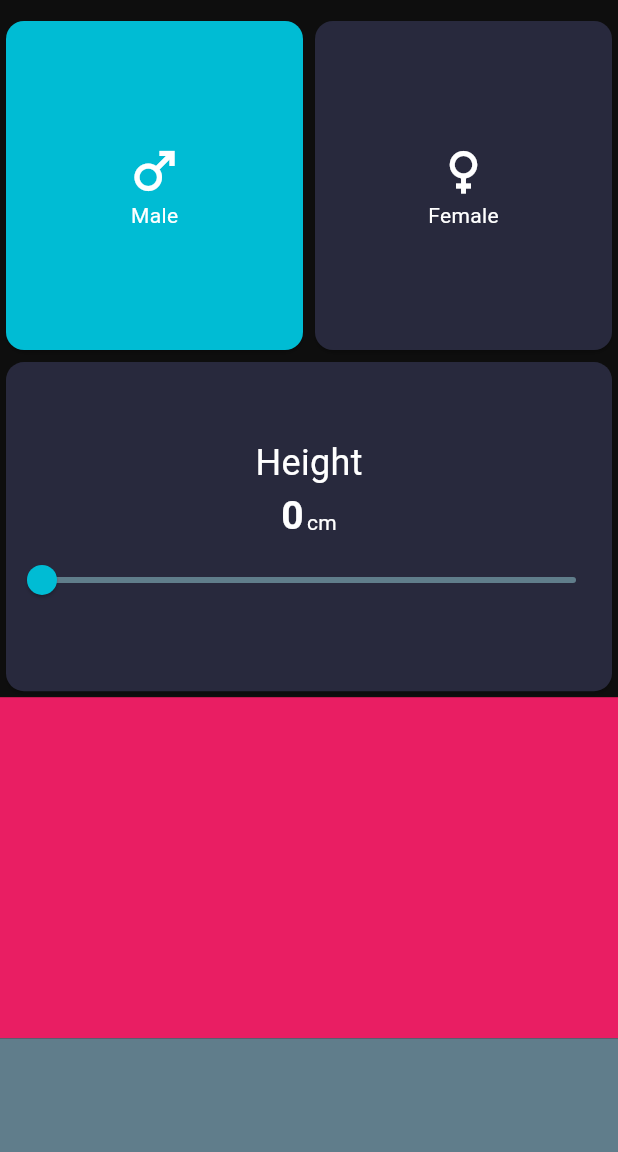
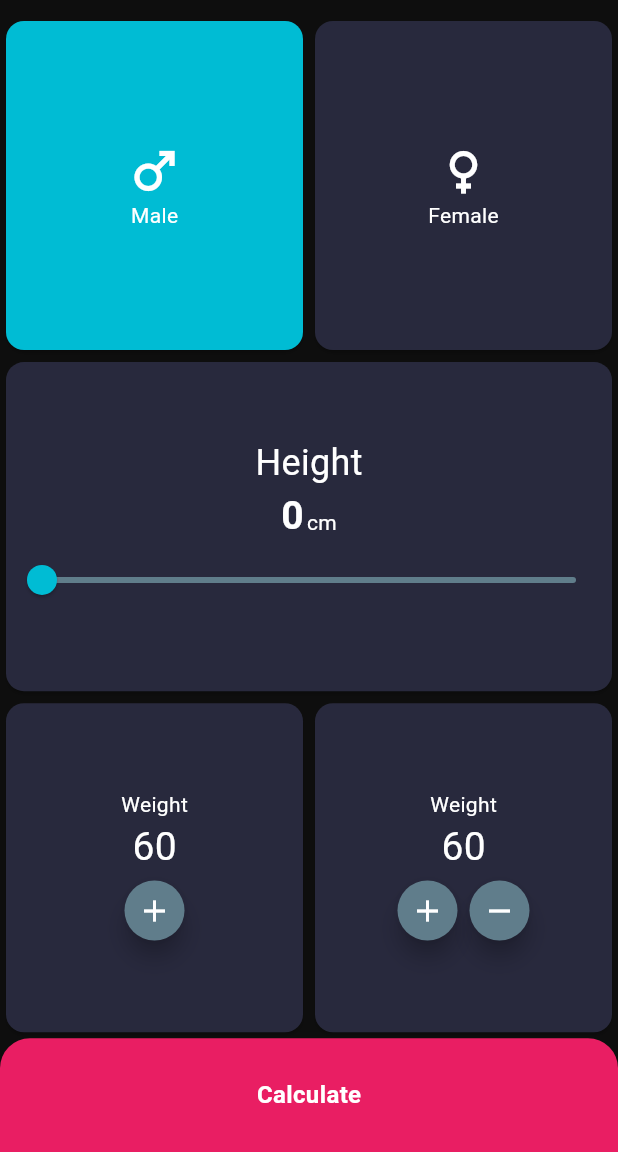
Before and after one commit to EusufUddin8926/bmi_calculator_flutter, a Flutter app: the screen it shows after launch, on a phone screen of 412 x 824 dp, the part 84-1236 px from its top. Run offline on Flutter 3.47's test engine with Material 3 defaults, Android fonts, the phone set to English and light mode, and no system bars.

Commit message:
design done

```diff
--- a/lib/screens/home_page.dart
+++ b/lib/screens/home_page.dart
@@ -25,7 +25,7 @@ class _HomePageState extends State<HomePage> {
         color: bgColor,
         child: Column(
           children: [
-            SizedBox(
+            const SizedBox(
               height: 10,
             ),
             Expanded(
@@ -49,7 +49,7 @@ class _HomePageState extends State<HomePage> {
                                 color: isClicked == false
                                     ? Colors.white
                                     : Colors.white),
-                            Text(
+                            const Text(
                               "Male",
                               style: TextStyle(color: Colors.white),
                             ),
@@ -74,7 +74,7 @@ class _HomePageState extends State<HomePage> {
                                 color: isClicked == false
                                     ? Colors.white
                                     : Colors.white),
-                            Text(
+                            const Text(
                               "Female",
                               style: TextStyle(color: Colors.white),
                             )
@@ -91,7 +91,7 @@ class _HomePageState extends State<HomePage> {
                   child: Column(
                     mainAxisAlignment: MainAxisAlignment.center,
                     children: [
-                      Text("Height",
+                      const Text("Height",
                           style: TextStyle(color: Colors.white, fontSize: 24)),
                       Row(
                         crossAxisAlignment: CrossAxisAlignment.baseline,
@@ -100,15 +100,15 @@ class _HomePageState extends State<HomePage> {
                         children: [
                           Text(
                             "${_value}",
-                            style: TextStyle(
+                            style: const TextStyle(
                                 color: Colors.white,
                                 fontSize: 26,
                                 fontWeight: FontWeight.bold),
                           ),
-                          SizedBox(
+                          const SizedBox(
                             width: 2,
                           ),
-                          Text(
+                          const Text(
                             "cm",
                             style: TextStyle(
                                 color: Colors.white,
@@ -121,7 +121,7 @@ class _HomePageState extends State<HomePage> {
                           min: 0,
                           max: 200,
                           thumbColor: Colors.cyan,
-                          activeColor: Colors.pink,
+                          activeColor: Colors.white,
                           inactiveColor: Colors.blueGrey,
                           value: _value.toDouble(),
                           onChanged: (double newValue) {
@@ -134,13 +134,80 @@ class _HomePageState extends State<HomePage> {
                 )),
             Expanded(
                 flex: 3,
-                child: Container(
-                  decoration: const BoxDecoration(color: Colors.pink),
+                child: Row(
+                  mainAxisAlignment: MainAxisAlignment.center,
+                  children: [
+                    Expanded(
+                      child: Card(
+                        color: cardColor,
+                        child: Column(
+                          mainAxisAlignment: MainAxisAlignment.center,
+                          children: [
+                            const Text(
+                              "Weight",
+                              style: TextStyle(color: Colors.white, fontSize: 14),
+                            ),
+                            const Text(
+                              "60",
+                              style: TextStyle(color: Colors.white, fontSize: 26),
+                            ),
+                            FloatingActionButton(
+                              onPressed: () {},
+                              mini: true,
+                              shape: RoundedRectangleBorder(borderRadius: BorderRadius.circular(50)),
+                              backgroundColor: Colors.blueGrey,
+                              child: Icon(Icons.add, color: Colors.white),
+                            )
+                          ],
+                        ),
+                      ),
+                    ),
+                    Expanded(
+                      child: Card(
+                        color: cardColor,
+                        child: Column(
+                          mainAxisAlignment: MainAxisAlignment.center,
+                          children: [
+                            const Text(
+                              "Weight",
+                              style: TextStyle(color: Colors.white, fontSize: 14),
+                            ),
+                            const Text(
+                              "60",
+                              style: TextStyle(color: Colors.white, fontSize: 26),
+                            ),
+                            Row(
+                              mainAxisAlignment: MainAxisAlignment.center,
+                              children: [
+                                FloatingActionButton(
+                                  onPressed: () {},
+                                  mini: true,
+                                  shape: RoundedRectangleBorder(borderRadius: BorderRadius.circular(50)),
+                                  backgroundColor: Colors.blueGrey,
+                                  child: Icon(Icons.add, color: Colors.white),
+                                ),
+                                FloatingActionButton(
+                                  onPressed: () {},
+                                  mini: true,
+                                  shape: RoundedRectangleBorder(borderRadius: BorderRadius.circular(50)),
+                                  backgroundColor: Colors.blueGrey,
+                                  child: Icon(Icons.remove, color: Colors.white),
+                                ),
+                              ],
+                            )
+                          ],
+                        ),
+                      ),
+                    ),
+                  ],
                 )),
-            Expanded(
+             Expanded(
                 flex: 1,
                 child: Container(
-                  decoration: const BoxDecoration(color: Colors.blueGrey),
+                  decoration: BoxDecoration(color: Colors.pink, borderRadius: BorderRadius.only(topLeft: Radius.circular(20), topRight: Radius.circular(20))),
+                  child: Center(
+                    child: Text("Calculate", style: TextStyle(color: Colors.white, fontSize: 16, fontWeight: FontWeight.bold),),
+                  ),
                 ))
           ],
         ),
```
